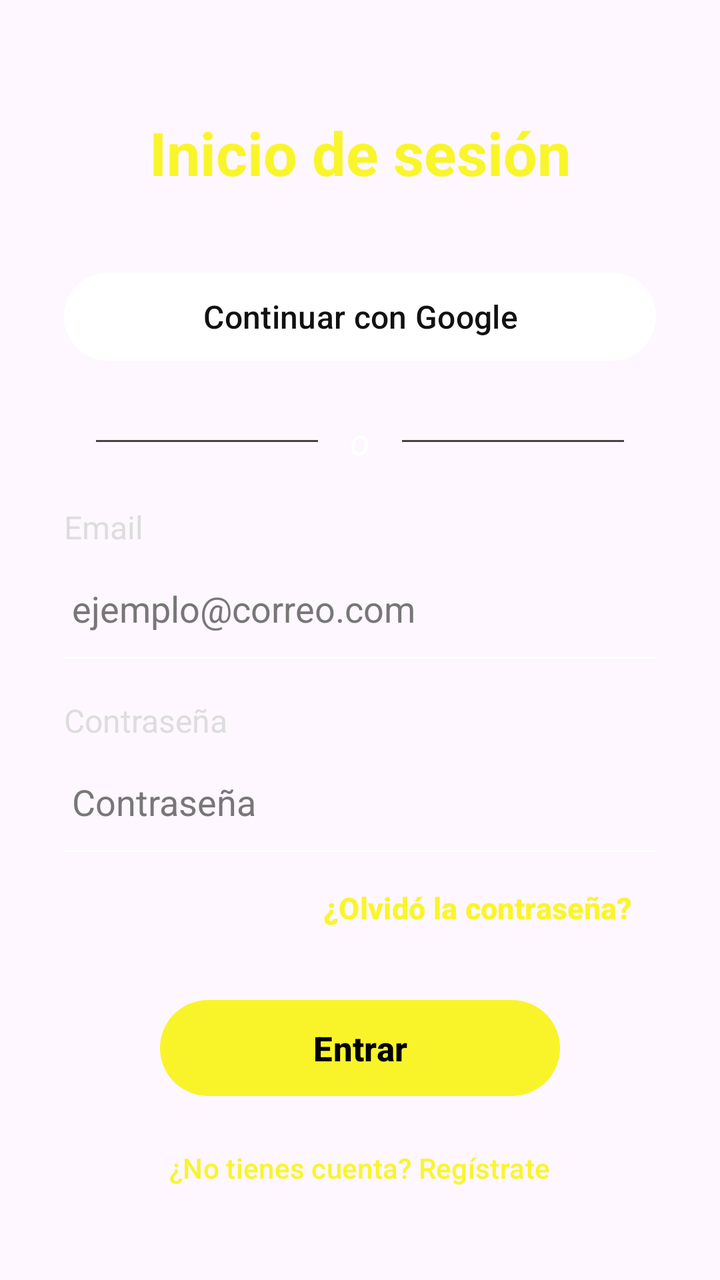
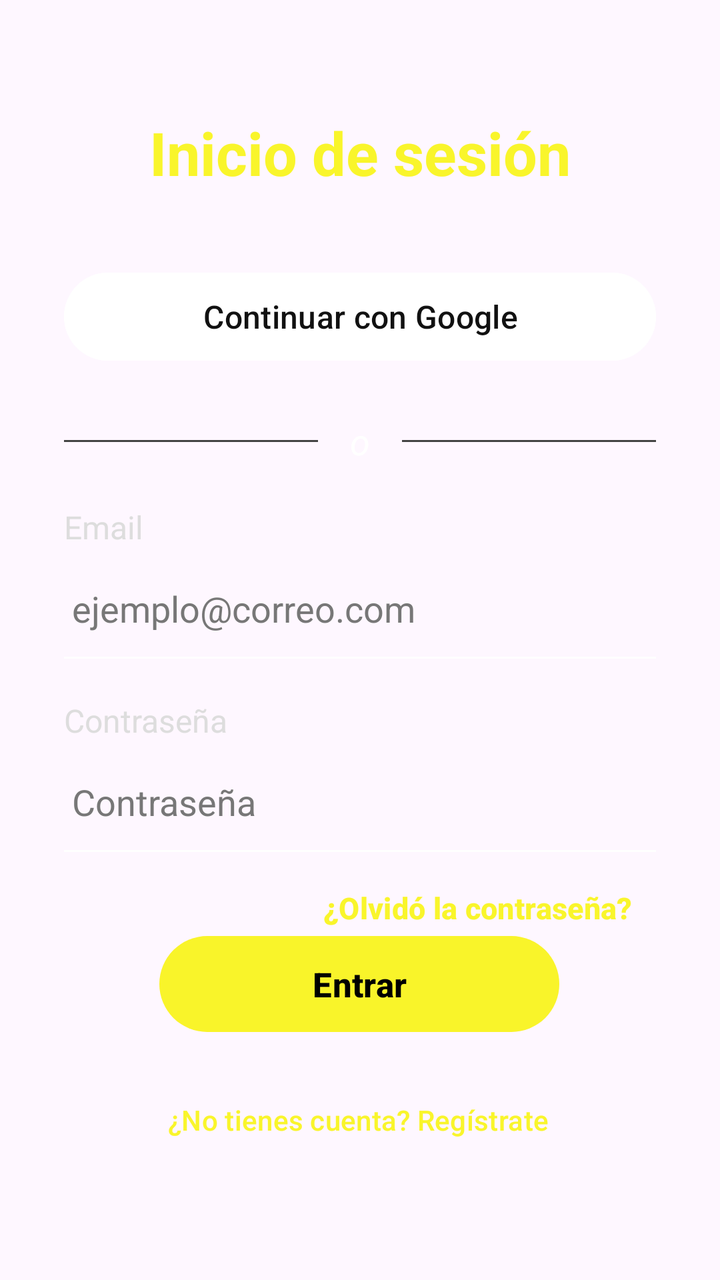

Compare the two renders of this Android layout. The source of the first and the diff that turns it into the second are given below.
<!-- AndroidManifest.xml: application theme Theme.ProyeIoT -->
<!-- res/layout/activity_main.xml -->
<?xml version="1.0" encoding="utf-8"?>
<LinearLayout xmlns:android="http://schemas.android.com/apk/res/android"
    xmlns:app="http://schemas.android.com/apk/res-auto"
    android:id="@+id/main"
    android:layout_width="match_parent"
    android:layout_height="match_parent"
    android:orientation="vertical"
    android:padding="32dp"
    android:visibility="visible">

    <TextView
        android:layout_width="match_parent"
        android:layout_height="wrap_content"
        android:layout_marginTop="24dp"
        android:fontFamily="sans-serif"
        android:gravity="center"
        android:text="Inicio de sesión"
        android:textColor="#D6F8F402"
        android:textSize="30sp"
        android:textStyle="bold" />

    
    <com.google.android.material.button.MaterialButton
        android:id="@+id/btnRegister2"
        android:layout_width="match_parent"
        android:layout_height="52dp"
        android:layout_marginTop="36dp"
        android:backgroundTint="#FFFFFF"
        android:text="Continuar con Google"
        android:textAllCaps="false"
        android:textColor="#111111"
        android:textSize="16sp"
        app:cornerRadius="26dp"
        app:iconGravity="textStart"
        app:iconPadding="12dp"
        app:iconTint="@null" />

    
    <LinearLayout
        android:layout_width="match_parent"
        android:layout_height="wrap_content"
        android:layout_marginTop="24dp"
        android:gravity="center_vertical"
        android:orientation="horizontal"
        android:paddingHorizontal="16dp">

        <View
            android:layout_width="0dp"
            android:layout_height="1dp"
            android:layout_weight="1"
            android:background="#444444" />

        <TextView
            android:layout_width="wrap_content"
            android:layout_height="wrap_content"
            android:layout_marginHorizontal="16dp"
            android:fontFamily="sans-serif"
            android:text="o"
            android:textColor="#FFFFFF"
            android:textSize="18sp"
            android:textStyle="italic" />

        <View
            android:layout_width="0dp"
            android:layout_height="1dp"
            android:layout_weight="1"
            android:background="#444444" />
    </LinearLayout>

    <TextView
        android:layout_width="wrap_content"
        android:layout_height="wrap_content"
        android:layout_marginTop="20dp"
        android:text="Email"
        android:textColor="#DDDDDD"
        android:textSize="16sp" />

    
    <EditText
        android:id="@+id/etEmail"
        android:layout_width="match_parent"
        android:layout_height="48dp"
        android:layout_marginTop="6dp"
        android:background="@android:color/transparent"
        android:hint="ejemplo@correo.com"
        android:inputType="textEmailAddress"
        android:paddingHorizontal="4dp"
        android:textColor="#FFFFFF"
        android:textColorHint="#777777" />

    <View
        android:layout_width="match_parent"
        android:layout_height="1dp"
        android:background="#FFFFFF" />

    <TextView
        android:layout_width="wrap_content"
        android:layout_height="wrap_content"
        android:layout_marginTop="20dp"
        android:text="Contraseña"
        android:textColor="#DDDDDD"
        android:textSize="16sp" />

    
    <FrameLayout
        android:layout_width="match_parent"
        android:layout_height="wrap_content"
        android:layout_marginTop="6dp">

        <EditText
            android:id="@+id/etPassword"
            android:layout_width="match_parent"
            android:layout_height="48dp"
            android:background="@android:color/transparent"
            android:hint="Contraseña"
            android:inputType="textPassword"
            android:paddingHorizontal="4dp"
            android:paddingEnd="48dp"
            android:textColor="#FFFFFF"
            android:textColorHint="#777777" />

        <ImageView
            android:id="@+id/btnTogglePassword"
            android:layout_width="24dp"
            android:layout_height="24dp"
            android:layout_gravity="end|center_vertical"
            android:layout_marginEnd="4dp"
            android:background="?attr/selectableItemBackgroundBorderless"
            app:tint="#CCCCCC" />
    </FrameLayout>

    <View
        android:layout_width="match_parent"
        android:layout_height="1dp"
        android:background="#FFFFFF" />

    <Button
        android:id="@+id/btnRecu"
        style="?attr/borderlessButtonStyle"
        android:layout_width="wrap_content"
        android:layout_height="wrap_content"
        android:layout_gravity="end"
        android:layout_marginTop="4dp"
        android:text="¿Olvidó la contraseña?"
        android:textAllCaps="false"
        android:textColor="#D6F8F402"
        android:textSize="15sp"
        android:textStyle="bold" />

    <Space
        android:layout_width="match_parent"
        android:layout_height="0dp"
        android:layout_weight="1" />

    <com.google.android.material.button.MaterialButton
        style="@style/boton_1"
        android:id="@+id/btnLogin"
        android:layout_width="200dp"
        android:layout_height="56dp"
        android:layout_gravity="center_horizontal"
        android:text="Entrar"
        android:textAllCaps="false"
        android:textSize="17sp"
        android:textStyle="bold"
        app:cornerRadius="28dp" />

    <Button
        android:id="@+id/btnGoRegister"
        style="?attr/borderlessButtonStyle"
        android:layout_width="wrap_content"
        android:layout_height="wrap_content"
        android:layout_gravity="center_horizontal"
        android:layout_marginTop="8dp"
        android:text="¿No tienes cuenta? Regístrate"
        android:textAllCaps="false"
        android:textColor="#D6F8F402" />

</LinearLayout>
<!-- resources referenced by this layout -->
<resources>
  <style name="boton_1" parent="Widget.Material3.Button">
          <item name="backgroundTint">@color/boton_fondo</item>
          <item name="android:textColor">@color/boton_texto</item>
      </style>
  <style name="Theme.ProyeIoT" parent="Base.Theme.ProyeIoT" />
  <color name="boton_fondo">@color/color_main</color>
  <color name="boton_texto">@color/color_negro</color>
  <style name="Base.Theme.ProyeIoT" parent="Theme.Material3.DayNight.NoActionBar">
          <item name="materialButtonStyle">@style/Widget.ProyeIoT.Button</item>
      </style>
  <color name="color_main">#D6F8F402</color>
  <color name="color_negro">#000000</color>
  <style name="Widget.ProyeIoT.Button" parent="Widget.Material3.Button">
          <item name="backgroundTint">@color/boton_fondo</item>
          <item name="android:textColor">@color/color_blanco</item>
          <item name="color">@color/color_negro</item>
      </style>
  <color name="color_blanco">#FFFFFF</color>
</resources>

<!-- the commit's change to res/layout/activity_main.xml (unified diff, before → after) -->
@@ -1,28 +1,45 @@
 <?xml version="1.0" encoding="utf-8"?>
-<LinearLayout xmlns:android="http://schemas.android.com/apk/res/android"
+<androidx.constraintlayout.widget.ConstraintLayout xmlns:android="http://schemas.android.com/apk/res/android"
     xmlns:app="http://schemas.android.com/apk/res-auto"
     android:id="@+id/main"
     android:layout_width="match_parent"
-    android:layout_height="match_parent"
-    android:orientation="vertical"
-    android:padding="32dp"
-    android:visibility="visible">
-
-    <TextView
-        android:layout_width="match_parent"
-        android:layout_height="wrap_content"
-        android:layout_marginTop="24dp"
+    android:layout_height="match_parent">
+
+    
+    <androidx.constraintlayout.widget.Guideline
+        android:id="@+id/glStart"
+        android:layout_width="wrap_content"
+        android:layout_height="wrap_content"
+        android:orientation="vertical"
+        app:layout_constraintGuide_begin="32dp" />
+
+    <androidx.constraintlayout.widget.Guideline
+        android:id="@+id/glEnd"
+        android:layout_width="wrap_content"
+        android:layout_height="wrap_content"
+        android:orientation="vertical"
+        app:layout_constraintGuide_end="32dp" />
+
+    
+    <TextView
+        android:id="@+id/tvTitulo"
+        android:layout_width="0dp"
+        android:layout_height="wrap_content"
+        android:layout_marginTop="56dp"
         android:fontFamily="sans-serif"
         android:gravity="center"
         android:text="Inicio de sesión"
         android:textColor="#D6F8F402"
         android:textSize="30sp"
-        android:textStyle="bold" />
+        android:textStyle="bold"
+        app:layout_constraintEnd_toEndOf="@id/glEnd"
+        app:layout_constraintStart_toStartOf="@id/glStart"
+        app:layout_constraintTop_toTopOf="parent" />
 
     
     <com.google.android.material.button.MaterialButton
         android:id="@+id/btnRegister2"
-        android:layout_width="match_parent"
+        android:layout_width="0dp"
         android:layout_height="52dp"
         android:layout_marginTop="36dp"
         android:backgroundTint="#FFFFFF"
@@ -33,52 +50,63 @@
         app:cornerRadius="26dp"
         app:iconGravity="textStart"
         app:iconPadding="12dp"
-        app:iconTint="@null" />
-
-    
-    <LinearLayout
-        android:layout_width="match_parent"
+        app:iconTint="@null"
+        app:layout_constraintEnd_toEndOf="@id/glEnd"
+        app:layout_constraintStart_toStartOf="@id/glStart"
+        app:layout_constraintTop_toBottomOf="@id/tvTitulo" />
+
+    
+    <TextView
+        android:id="@+id/tvO"
+        android:layout_width="wrap_content"
         android:layout_height="wrap_content"
         android:layout_marginTop="24dp"
-        android:gravity="center_vertical"
-        android:orientation="horizontal"
-        android:paddingHorizontal="16dp">
-
-        <View
-            android:layout_width="0dp"
-            android:layout_height="1dp"
-            android:layout_weight="1"
-            android:background="#444444" />
-
-        <TextView
-            android:layout_width="wrap_content"
-            android:layout_height="wrap_content"
-            android:layout_marginHorizontal="16dp"
-            android:fontFamily="sans-serif"
-            android:text="o"
-            android:textColor="#FFFFFF"
-            android:textSize="18sp"
-            android:textStyle="italic" />
-
-        <View
-            android:layout_width="0dp"
-            android:layout_height="1dp"
-            android:layout_weight="1"
-            android:background="#444444" />
-    </LinearLayout>
-
-    <TextView
+        android:fontFamily="sans-serif"
+        android:text="o"
+        android:textColor="#FFFFFF"
+        android:textSize="18sp"
+        android:textStyle="italic"
+        app:layout_constraintEnd_toEndOf="parent"
+        app:layout_constraintStart_toStartOf="parent"
+        app:layout_constraintTop_toBottomOf="@id/btnRegister2" />
+
+    <View
+        android:id="@+id/lineaOIzq"
+        android:layout_width="0dp"
+        android:layout_height="1dp"
+        android:layout_marginEnd="16dp"
+        android:background="#444444"
+        app:layout_constraintBottom_toBottomOf="@id/tvO"
+        app:layout_constraintEnd_toStartOf="@id/tvO"
+        app:layout_constraintStart_toStartOf="@id/glStart"
+        app:layout_constraintTop_toTopOf="@id/tvO" />
+
+    <View
+        android:id="@+id/lineaODer"
+        android:layout_width="0dp"
+        android:layout_height="1dp"
+        android:layout_marginStart="16dp"
+        android:background="#444444"
+        app:layout_constraintBottom_toBottomOf="@id/tvO"
+        app:layout_constraintEnd_toEndOf="@id/glEnd"
+        app:layout_constraintStart_toEndOf="@id/tvO"
+        app:layout_constraintTop_toTopOf="@id/tvO" />
+
+    
+    <TextView
+        android:id="@+id/tvEmailLabel"
         android:layout_width="wrap_content"
         android:layout_height="wrap_content"
         android:layout_marginTop="20dp"
         android:text="Email"
         android:textColor="#DDDDDD"
-        android:textSize="16sp" />
-
-    
+        android:textSize="16sp"
+        app:layout_constraintStart_toStartOf="@id/glStart"
+        app:layout_constraintTop_toBottomOf="@id/tvO" />
+
     <EditText
         android:id="@+id/etEmail"
-        android:layout_width="match_parent"
+        android:layout_width="0dp"
         android:layout_height="48dp"
         android:layout_marginTop="6dp"
         android:background="@android:color/transparent"
@@ -86,93 +114,113 @@
         android:inputType="textEmailAddress"
         android:paddingHorizontal="4dp"
         android:textColor="#FFFFFF"
-        android:textColorHint="#777777" />
-
-    <View
-        android:layout_width="match_parent"
-        android:layout_height="1dp"
-        android:background="#FFFFFF" />
-
-    <TextView
+        android:textColorHint="#777777"
+        app:layout_constraintEnd_toEndOf="@id/glEnd"
+        app:layout_constraintStart_toStartOf="@id/glStart"
+        app:layout_constraintTop_toBottomOf="@id/tvEmailLabel" />
+
+    <View
+        android:id="@+id/lineaEmail"
+        android:layout_width="0dp"
+        android:layout_height="1dp"
+        android:background="#FFFFFF"
+        app:layout_constraintEnd_toEndOf="@id/glEnd"
+        app:layout_constraintStart_toStartOf="@id/glStart"
+        app:layout_constraintTop_toBottomOf="@id/etEmail" />
+
+    
+    <TextView
+        android:id="@+id/tvPasswordLabel"
         android:layout_width="wrap_content"
         android:layout_height="wrap_content"
         android:layout_marginTop="20dp"
         android:text="Contraseña"
         android:textColor="#DDDDDD"
-        android:textSize="16sp" />
-
-    
-    <FrameLayout
-        android:layout_width="match_parent"
-        android:layout_height="wrap_content"
-        android:layout_marginTop="6dp">
-
-        <EditText
-            android:id="@+id/etPassword"
-            android:layout_width="match_parent"
-            android:layout_height="48dp"
-            android:background="@android:color/transparent"
-            android:hint="Contraseña"
-            android:inputType="textPassword"
-            android:paddingHorizontal="4dp"
-            android:paddingEnd="48dp"
-            android:textColor="#FFFFFF"
-            android:textColorHint="#777777" />
-
-        <ImageView
-            android:id="@+id/btnTogglePassword"
-            android:layout_width="24dp"
-            android:layout_height="24dp"
-            android:layout_gravity="end|center_vertical"
-            android:layout_marginEnd="4dp"
-            android:background="?attr/selectableItemBackgroundBorderless"
-            app:tint="#CCCCCC" />
-    </FrameLayout>
-
-    <View
-        android:layout_width="match_parent"
-        android:layout_height="1dp"
-        android:background="#FFFFFF" />
-
+        android:textSize="16sp"
+        app:layout_constraintStart_toStartOf="@id/glStart"
+        app:layout_constraintTop_toBottomOf="@id/lineaEmail" />
+
+    <EditText
+        android:id="@+id/etPassword"
+        android:layout_width="0dp"
+        android:layout_height="48dp"
+        android:layout_marginTop="6dp"
+        android:background="@android:color/transparent"
+        android:hint="Contraseña"
+        android:inputType="textPassword"
+        android:paddingStart="4dp"
+        android:paddingEnd="48dp"
+        android:textColor="#FFFFFF"
+        android:textColorHint="#777777"
+        app:layout_constraintEnd_toEndOf="@id/glEnd"
+        app:layout_constraintStart_toStartOf="@id/glStart"
+        app:layout_constraintTop_toBottomOf="@id/tvPasswordLabel" />
+
+    <ImageView
+        android:id="@+id/btnTogglePassword"
+        android:layout_width="24dp"
+        android:layout_height="24dp"
+        android:layout_marginEnd="4dp"
+        android:background="?attr/selectableItemBackgroundBorderless"
+        app:layout_constraintBottom_toBottomOf="@id/etPassword"
+        app:layout_constraintEnd_toEndOf="@id/etPassword"
+        app:layout_constraintTop_toTopOf="@id/etPassword"
+        app:tint="#CCCCCC" />
+
+    <View
+        android:id="@+id/lineaPassword"
+        android:layout_width="0dp"
+        android:layout_height="1dp"
+        android:background="#FFFFFF"
+        app:layout_constraintEnd_toEndOf="@id/glEnd"
+        app:layout_constraintStart_toStartOf="@id/glStart"
+        app:layout_constraintTop_toBottomOf="@id/etPassword" />
+
+    
     <Button
         android:id="@+id/btnRecu"
         style="?attr/borderlessButtonStyle"
         android:layout_width="wrap_content"
         android:layout_height="wrap_content"
-        android:layout_gravity="end"
         android:layout_marginTop="4dp"
         android:text="¿Olvidó la contraseña?"
         android:textAllCaps="false"
         android:textColor="#D6F8F402"
         android:textSize="15sp"
-        android:textStyle="bold" />
-
-    <Space
-        android:layout_width="match_parent"
-        android:layout_height="0dp"
-        android:layout_weight="1" />
+        android:textStyle="bold"
+        app:layout_constraintEnd_toEndOf="@id/glEnd"
+        app:layout_constraintTop_toBottomOf="@id/lineaPassword" />
+
+    
 
     <com.google.android.material.button.MaterialButton
+        android:id="@+id/btnLogin"
         style="@style/boton_1"
-        android:id="@+id/btnLogin"
         android:layout_width="200dp"
         android:layout_height="56dp"
-        android:layout_gravity="center_horizontal"
+        android:layout_marginBottom="16dp"
         android:text="Entrar"
         android:textAllCaps="false"
         android:textSize="17sp"
         android:textStyle="bold"
-        app:cornerRadius="28dp" />
+        app:cornerRadius="28dp"
+        app:layout_constraintBottom_toTopOf="@id/btnGoRegister"
+        app:layout_constraintEnd_toEndOf="parent"
+        app:layout_constraintHorizontal_bias="0.497"
+        app:layout_constraintStart_toStartOf="parent" />
 
     <Button
         android:id="@+id/btnGoRegister"
         style="?attr/borderlessButtonStyle"
         android:layout_width="wrap_content"
         android:layout_height="wrap_content"
-        android:layout_gravity="center_horizontal"
-        android:layout_marginTop="8dp"
+        android:layout_marginBottom="56dp"
         android:text="¿No tienes cuenta? Regístrate"
         android:textAllCaps="false"
-        android:textColor="#D6F8F402" />
-
-</LinearLayout>
+        android:textColor="#D6F8F402"
+        app:layout_constraintBottom_toBottomOf="parent"
+        app:layout_constraintEnd_toEndOf="parent"
+        app:layout_constraintHorizontal_bias="0.494"
+        app:layout_constraintStart_toStartOf="parent" />
+
+</androidx.constraintlayout.widget.ConstraintLayout>
